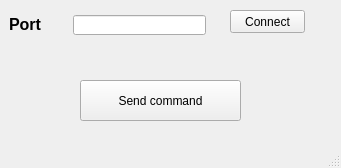
First picture: the form in pyQt/stm_gui.ui, repository AdamStork/dipterv, before the edit.
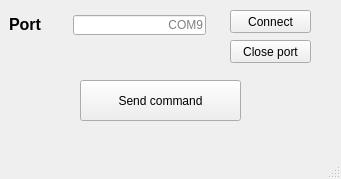
Second picture: the form after the edit.

```diff
--- a/pyQt/stm_gui.ui
+++ b/pyQt/stm_gui.ui
@@ -7,7 +7,7 @@
     <x>0</x>
     <y>0</y>
     <width>341</width>
-    <height>168</height>
+    <height>179</height>
    </rect>
   </property>
   <property name="windowTitle">
@@ -52,13 +52,16 @@
     <property name="alignment">
      <set>Qt::AlignRight|Qt::AlignTrailing|Qt::AlignVCenter</set>
     </property>
+    <property name="placeholderText">
+     <string>COM9</string>
+    </property>
    </widget>
    <widget class="QPushButton" name="connect_button">
     <property name="geometry">
      <rect>
       <x>230</x>
       <y>10</y>
-      <width>75</width>
+      <width>81</width>
       <height>23</height>
      </rect>
     </property>
@@ -92,6 +95,32 @@
      <string>Send command</string>
     </property>
    </widget>
+   <widget class="QLabel" name="command_output">
+    <property name="geometry">
+     <rect>
+      <x>80</x>
+      <y>130</y>
+      <width>191</width>
+      <height>21</height>
+     </rect>
+    </property>
+    <property name="text">
+     <string/>
+    </property>
+   </widget>
+   <widget class="QPushButton" name="close_button">
+    <property name="geometry">
+     <rect>
+      <x>230</x>
+      <y>40</y>
+      <width>81</width>
+      <height>23</height>
+     </rect>
+    </property>
+    <property name="text">
+     <string>Close port</string>
+    </property>
+   </widget>
   </widget>
   <widget class="QMenuBar" name="menubar">
    <property name="geometry">
```
Left out of the diff: 11 changed lines with no effect on the pictures.
